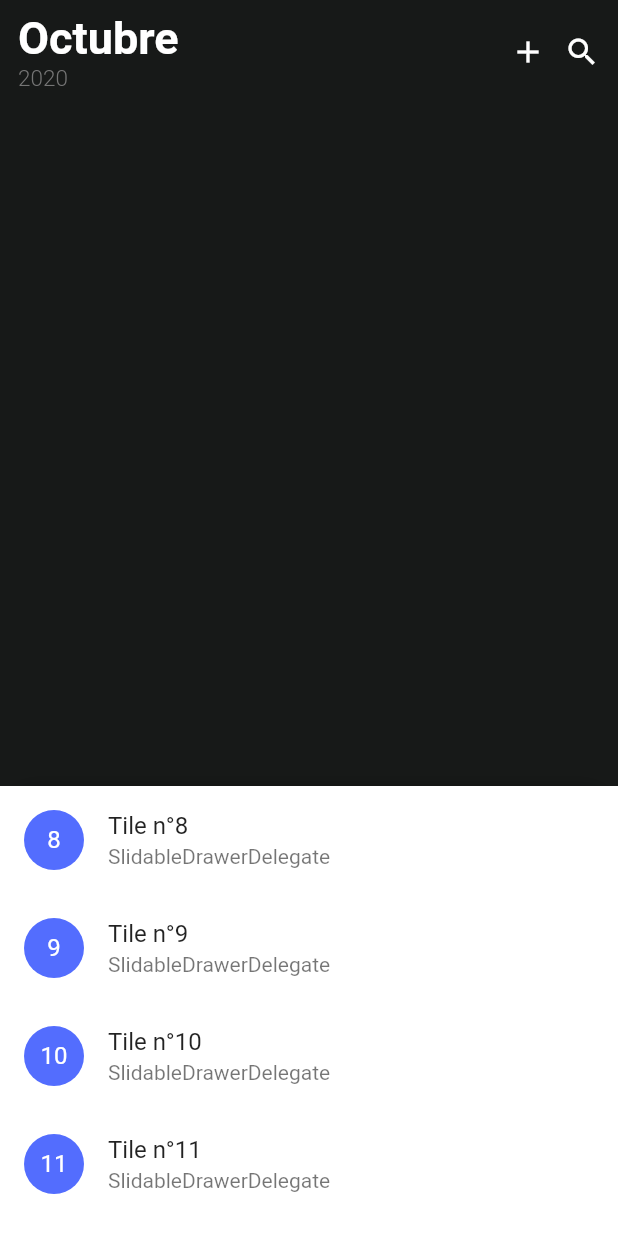
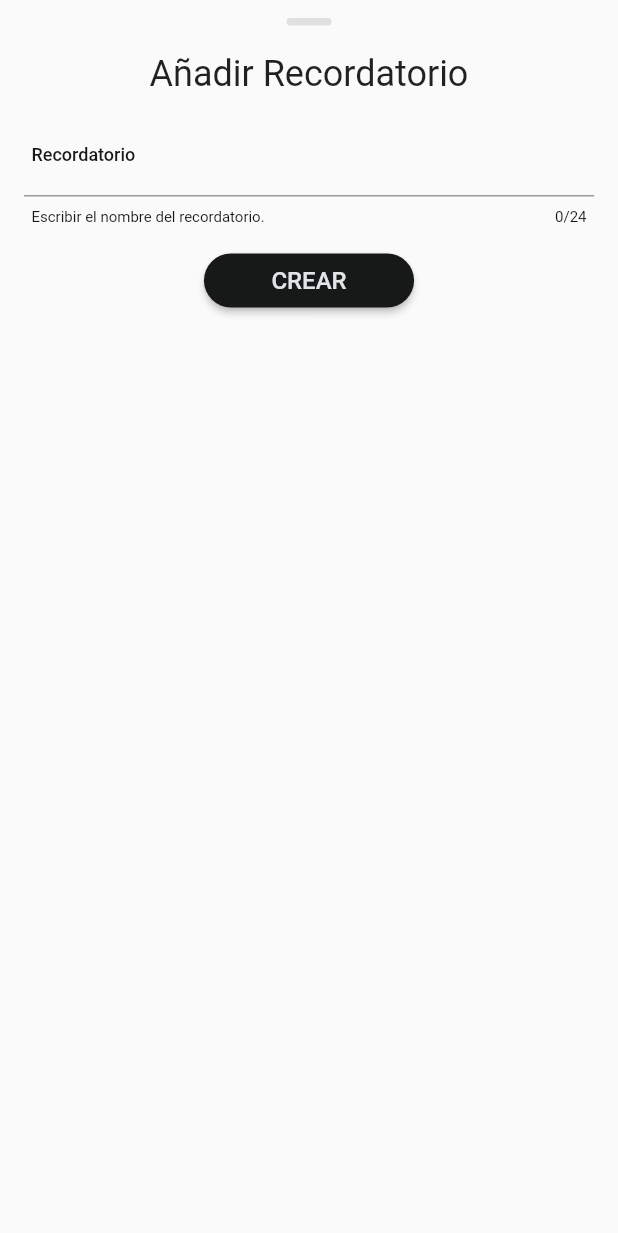
Before and after one commit to JordiiVidal/Reminder-App, a Flutter app: the HomePage screen opened by its route, scrolled down 576 dp, after a tap on the "add" icon, on a phone screen of 412 x 824 dp. Shown: the top 1233 px of the screen. Run offline on Flutter 3.47's test engine with Material 2 defaults, Android fonts, the phone set to English and light mode, and no system bars; drawn by our look-alikes of flutter_slidable, sliding_up_panel; our stand-ins replace rxdart, sqflite, table_calendar; accounts and stored records are empty.

Commit message:
start purge

```diff
--- a/lib/main.dart
+++ b/lib/main.dart
@@ -1,6 +1,6 @@
 import 'package:flutter/material.dart';
-import 'package:flutter/services.dart';
 import 'package:intl/date_symbol_data_local.dart';
+import 'package:reminder/pages/add_page.dart';
 import 'package:reminder/pages/home_page.dart';
 import 'package:reminder/bloc/provider.dart';
 
@@ -11,20 +11,16 @@ void main() {
 class MyApp extends StatelessWidget {
   @override
   Widget build(BuildContext context) {
-    SystemChrome.setSystemUIOverlayStyle(SystemUiOverlayStyle(
-      systemNavigationBarColor: Colors.white,
-      systemNavigationBarIconBrightness: Brightness.dark,
-      systemNavigationBarDividerColor: Colors.black,
-      statusBarColor: Color(0x00000000),
-    ));
     return Provider(
-        child: MaterialApp(
-      title: 'Reminder App',
-      initialRoute: 'home',
-      debugShowCheckedModeBanner: false,
-      routes: {
-        'home': (BuildContext context) => HomePage(),
-      },
-    ));
+      child: MaterialApp(
+        title: 'Reminder App',
+        initialRoute: '/home',
+        debugShowCheckedModeBanner: false,
+        routes: {
+          '/home': (BuildContext context) => HomePage(),
+          '/add': (BuildContext context) => AddPage(),
+        },
+      ),
+    );
   }
 }
--- /dev/null
+++ b/lib/pages/add_page.dart
@@ -0,0 +1,132 @@
+import 'package:flutter/material.dart';
+import 'package:reminder/bloc/provider.dart';
+import 'package:reminder/constants/style.dart';
+import 'package:reminder/models/reminder_model.dart';
+import 'package:reminder/utils/date_formater.dart';
+
+class AddPage extends StatefulWidget {
+  const AddPage({Key key}) : super(key: key);
+
+  @override
+  _AddPageState createState() => _AddPageState();
+}
+
+class _AddPageState extends State<AddPage> {
+  String _inputSubject = '';
+  @override
+  Widget build(BuildContext context) {
+    final bloc = Provider.of(context);
+    return Scaffold(
+      body: Column(
+        children: <Widget>[
+          SizedBox(
+            height: 12.0,
+          ),
+          Row(
+            mainAxisAlignment: MainAxisAlignment.center,
+            children: <Widget>[
+              Container(
+                width: 30,
+                height: 5,
+                decoration: BoxDecoration(
+                    color: Colors.grey[300],
+                    borderRadius: BorderRadius.all(Radius.circular(12.0))),
+              ),
+            ],
+          ),
+          SizedBox(
+            height: 18.0,
+          ),
+          Row(
+            mainAxisAlignment: MainAxisAlignment.center,
+            children: <Widget>[
+              Text(
+                "Añadir Recordatorio",
+                style: TextStyle(
+                  fontWeight: FontWeight.normal,
+                  fontSize: 24.0,
+                ),
+              ),
+            ],
+          ),
+          SizedBox(
+            height: 12.0,
+          ),
+          Theme(
+            data: ThemeData(
+              primaryColor: kPrimaryColor,
+            ),
+            child: Padding(
+              padding: const EdgeInsets.symmetric(horizontal: 16.0),
+              child: Column(
+                children: <Widget>[
+                  TextFormField(
+                    maxLength: 24,
+                    textCapitalization: TextCapitalization.sentences,
+                    onChanged: (String val) =>
+                        setState(() => _inputSubject = val),
+                    validator: (value) {
+                      if (value.isEmpty) {
+                        return "Escribir el título del recordatorio.";
+                      }
+                      return null;
+                    },
+                    initialValue: _inputSubject,
+                    style: TextStyle(
+                      color: kPrimaryColor,
+                      fontSize: 18.0,
+                    ),
+                    decoration: InputDecoration(
+                      helperText: 'Escribir el nombre del recordatorio.',
+                      helperStyle:
+                          TextStyle(fontSize: 10.0, color: kPrimaryColor),
+                      errorStyle:
+                          TextStyle(fontSize: 9.0, color: kPrimaryColor),
+                      labelText: 'Recordatorio',
+                      labelStyle: TextStyle(
+                          color: kPrimaryColor,
+                          fontSize: 12,
+                          fontWeight: FontWeight.w500),
+                      hintText: 'Título',
+                      hintStyle: TextStyle(color: kPrimaryColor, fontSize: 20),
+                      contentPadding:
+                          EdgeInsets.symmetric(horizontal: 5.0, vertical: 10.0),
+                    ),
+                  ),
+                ],
+              ),
+            ),
+          ),
+          SizedBox(
+            height: 12.0,
+          ),
+          RaisedButton(
+            onPressed: () {
+              final reminder = ReminderModel(
+                date: convertDateTimeyMd(DateTime.now()).toString(),
+                subject: _inputSubject,
+                description: '',
+                time: time(DateTime.now()),
+              );
+              bloc.insertEvent(reminder);
+//            eventBloc.addRemainder(remainder);
+              setState(() {
+                _inputSubject = '';
+              });
+            },
+            child: const Text(
+              'CREAR',
+              style: TextStyle(fontSize: 16.0),
+            ),
+            textColor: kLightColor,
+            color: kPrimaryColor,
+            padding: EdgeInsets.symmetric(vertical: 8.0, horizontal: 45.0),
+            shape: RoundedRectangleBorder(
+              borderRadius: BorderRadius.circular(20.0),
+            ),
+          ),
+        ],
+      ),
+    );
+  }
+}
--- a/lib/widgets/app_bar_home.dart
+++ b/lib/widgets/app_bar_home.dart
@@ -47,7 +47,7 @@ class AppBarHome extends StatelessWidget {
               children: <Widget>[
                 IconButton(
                   onPressed: () {
-                    openPanel();
+                    Navigator.pushNamed(context, '/add');
                   },
                   icon: Icon(
                     Icons.add,
```
Also changed, not shown: pubspec.yaml (+11 -11 lines), lib/bloc/calendar/calendar_bloc.dart (added), lib/bloc/calendar/calendar_events.dart (added), lib/bloc/calendar/calendar_status.dart (added), pubspec.lock.
